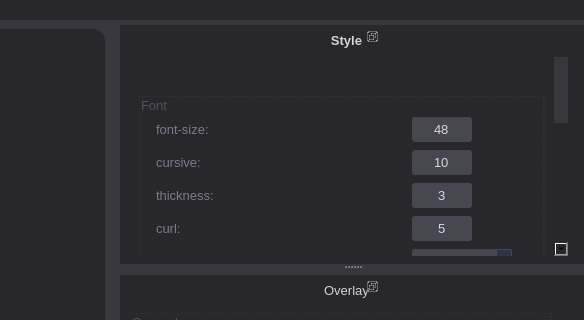
This is bio-text.ui in setbe/bio-text as Qt 5 draws it before an edit; both pictures show x 754 to 1338 and y 0 to 320 of the 1338 by 679 pixel window. The edited form follows.
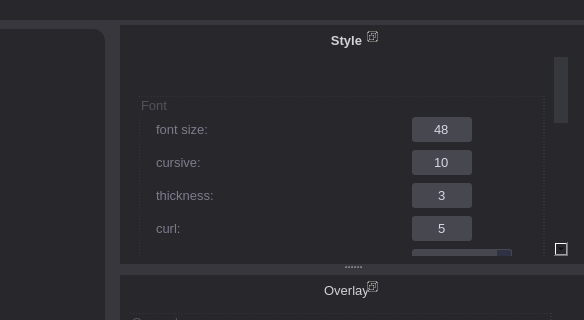
This is the edited form.

What changed in the file:
```diff
--- a/bio-text.ui
+++ b/bio-text.ui
@@ -487,7 +487,7 @@
         <property name="geometry">
          <rect>
           <x>0</x>
-          <y>-403</y>
+          <y>-345</y>
           <width>437</width>
           <height>600</height>
          </rect>
@@ -588,7 +588,7 @@
             <item row="0" column="0">
              <widget class="QLabel" name="lSize">
               <property name="text">
-               <string>font-size:</string>
+               <string>font size:</string>
               </property>
              </widget>
             </item>
```
Left out of the diff: 61 changed lines with no effect on the pictures.
